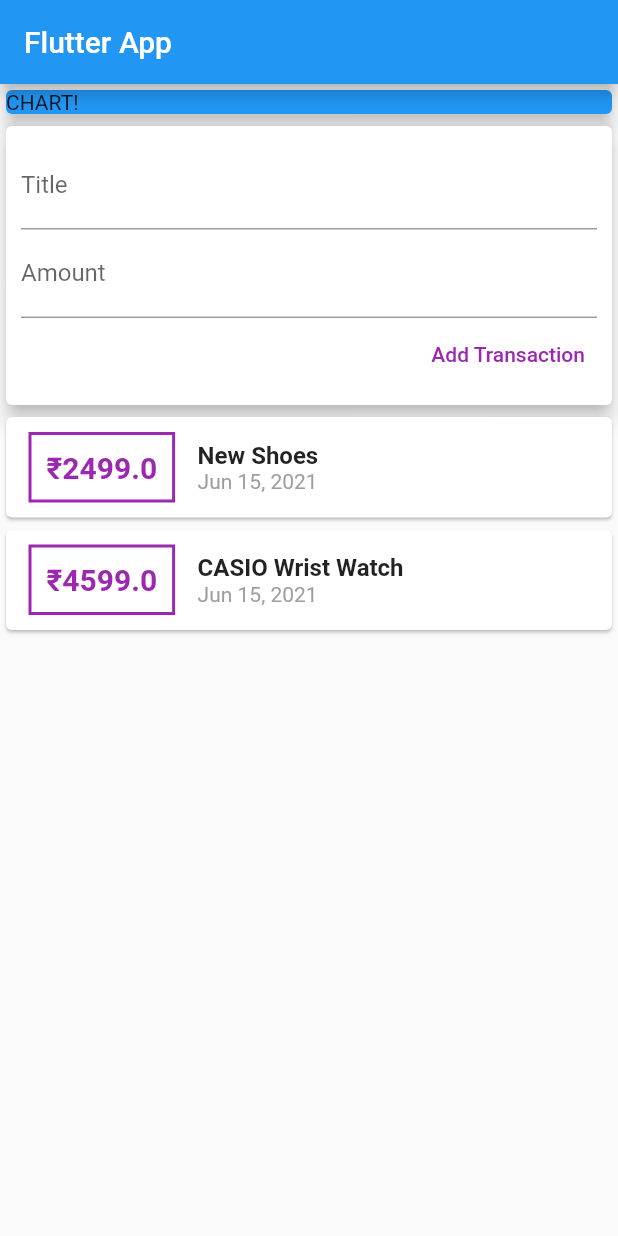
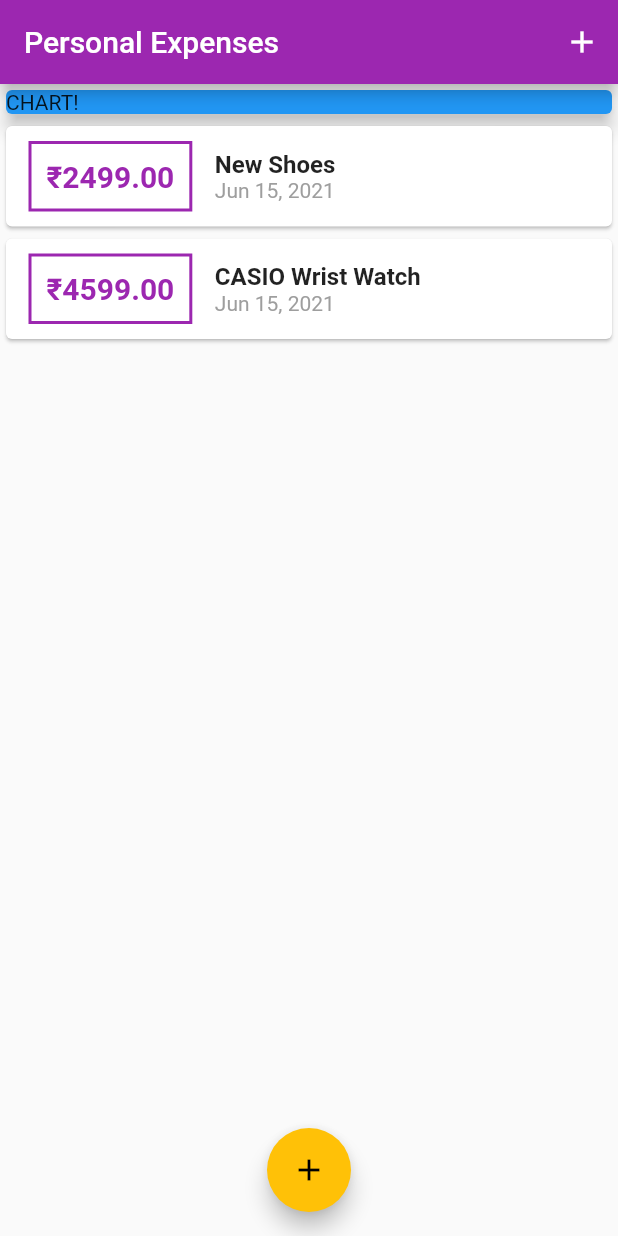
Before and after one commit to cryp73r/Flutter_App_Development_3, a Flutter app: the screen it shows after launch, on a phone screen of 412 x 824 dp. Run offline on Flutter 3.47's test engine with Material 2 defaults, Android fonts, the phone set to English and light mode, and no system bars.

Commit message:
UI Optimized

```diff
--- a/personal_expenses_app/lib/main.dart
+++ b/personal_expenses_app/lib/main.dart
@@ -1,5 +1,7 @@
 import 'package:flutter/material.dart';
-import 'package:personal_expenses_app/widgets/user_transaction.dart';
+import 'package:personal_expenses_app/models/transaction.dart';
+import 'package:personal_expenses_app/widgets/new_transaction.dart';
+import 'package:personal_expenses_app/widgets/transaction_list.dart';
 
 void main() => runApp(const MyApp());
 
@@ -8,27 +10,79 @@ class MyApp extends StatelessWidget {
 
   @override
   Widget build(BuildContext context) {
-    return const MaterialApp(
-      title: "Flutter App",
-      home: MyHomePage(),
+    return MaterialApp(
+      debugShowCheckedModeBanner: false,
+      title: "Personal Expenses",
+      home: const MyHomePage(),
+      theme: ThemeData(
+        primarySwatch: Colors.purple,
+        accentColor: Colors.amber,
+      ),
     );
   }
 }
 
-class MyHomePage extends StatelessWidget {
+class MyHomePage extends StatefulWidget {
   const MyHomePage({Key? key}) : super(key: key);
+
+  @override
+  State<MyHomePage> createState() => _MyHomePageState();
+}
+
+class _MyHomePageState extends State<MyHomePage> {
+  final List<Transaction> _userTransactions = [
+    Transaction(
+        id: 't1',
+        title: 'New Shoes',
+        amount: 2499.0,
+        date: DateTime.now()
+    ),
+    Transaction(
+        id: 't2',
+        title: 'CASIO Wrist Watch',
+        amount: 4599.0,
+        date: DateTime.now()
+    ),
+  ];
+
+  void _addNewTransaction(String title, double amount) {
+    final newTx = Transaction(id: DateTime.now().toString(), title: title, amount: amount, date: DateTime.now());
+
+    setState(() {
+      _userTransactions.add(newTx);
+    });
+  }
+
+  void _startAddNewTransaction(BuildContext context) {
+    showModalBottomSheet(
+        context: context,
+        builder: (_) {
+          return GestureDetector(
+            onTap: () {},
+              behavior: HitTestBehavior.opaque,
+              child: NewTransaction(addTx: _addNewTransaction)
+          );
+        }
+    );
+  }
 
   @override
   Widget build(BuildContext context) {
     return Scaffold(
       appBar: AppBar(
-        title: const Text("Flutter App"),
+        title: const Text("Personal Expenses"),
+        actions: [
+          IconButton(
+              onPressed: () => _startAddNewTransaction(context),
+              icon: const Icon(Icons.add)
+          ),
+        ],
       ),
       body: SingleChildScrollView(
         child: Column(
           crossAxisAlignment: CrossAxisAlignment.stretch,
-          children: const [
-            SizedBox(
+          children: [
+            const SizedBox(
               width: double.infinity,
               child: Card(
                 color: Colors.blue,
@@ -36,9 +90,15 @@ class MyHomePage extends StatelessWidget {
                 elevation: 5.0,
               ),
             ),
-            UserTransaction(),
+            TransactionList(transactions: _userTransactions),
           ],
         ),
+      ),
+      floatingActionButtonLocation: FloatingActionButtonLocation.centerFloat,
+      floatingActionButton: FloatingActionButton(
+        tooltip: "Add New Transaction",
+        child: const Icon(Icons.add),
+        onPressed: () => _startAddNewTransaction(context),
       ),
     );
   }
--- a/personal_expenses_app/lib/widgets/transaction_list.dart
+++ b/personal_expenses_app/lib/widgets/transaction_list.dart
@@ -20,17 +20,17 @@ class TransactionList extends StatelessWidget {
                   margin: const EdgeInsets.symmetric(vertical: 10, horizontal: 15),
                   decoration: BoxDecoration(
                     border: Border.all(
-                        color: Colors.purple,
+                        color: Theme.of(context).primaryColor,
                         width: 2.0
                     ),
                   ),
                   padding: const EdgeInsets.all(10.0),
                   child: Text(
-                    "₹${transactions![index].amount}",
-                    style: const TextStyle(
+                    "₹${transactions![index].amount!.toStringAsFixed(2)}",
+                    style: TextStyle(
                       fontWeight: FontWeight.bold,
                       fontSize: 20.0,
-                      color: Colors.purple,
+                      color: Theme.of(context).primaryColor,
                     ),
                   )
               ),
--- a/personal_expenses_app/lib/widgets/user_transaction.dart
+++ /dev/null
@@ -1,47 +0,0 @@
-import 'package:flutter/material.dart';
-import 'package:personal_expenses_app/models/transaction.dart';
-import 'package:personal_expenses_app/widgets/new_transaction.dart';
-import 'package:personal_expenses_app/widgets/transaction_list.dart';
-
-class UserTransaction extends StatefulWidget {
-  const UserTransaction({Key? key}) : super(key: key);
-
-  @override
-  _UserTransactionState createState() => _UserTransactionState();
-}
-
-class _UserTransactionState extends State<UserTransaction> {
-
-  final List<Transaction> _userTransactions = [
-    Transaction(
-        id: 't1',
-        title: 'New Shoes',
-        amount: 2499.0,
-        date: DateTime.now()
-    ),
-    Transaction(
-        id: 't2',
-        title: 'CASIO Wrist Watch',
-        amount: 4599.0,
-        date: DateTime.now()
-    ),
-  ];
-
-  void _addNewTransaction(String title, double amount) {
-    final newTx = Transaction(id: DateTime.now().toString(), title: title, amount: amount, date: DateTime.now());
-
-    setState(() {
-      _userTransactions.add(newTx);
-    });
-  }
-
-  @override
-  Widget build(BuildContext context) {
-    return Column(
-      children: [
-        NewTransaction(addTx: _addNewTransaction,),
-        TransactionList(transactions: _userTransactions,),
-      ],
-    );
-  }
-}
```
Also changed, not shown: personal_expenses_app/lib/widgets/new_transaction.dart (+26 -11 lines).
